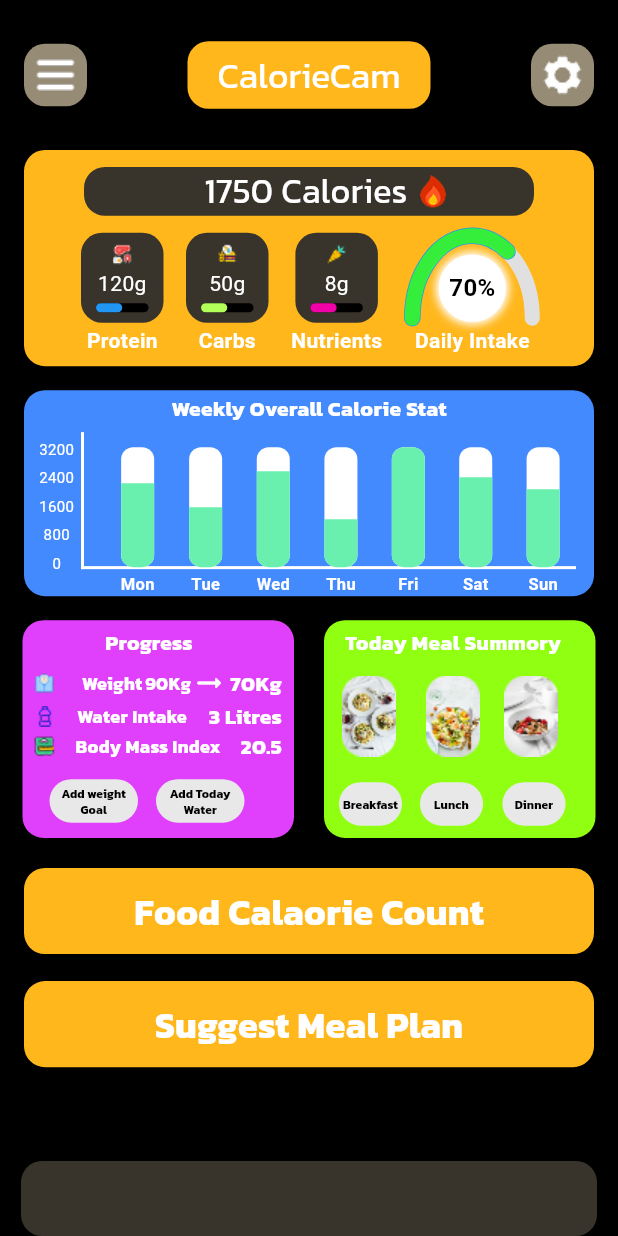
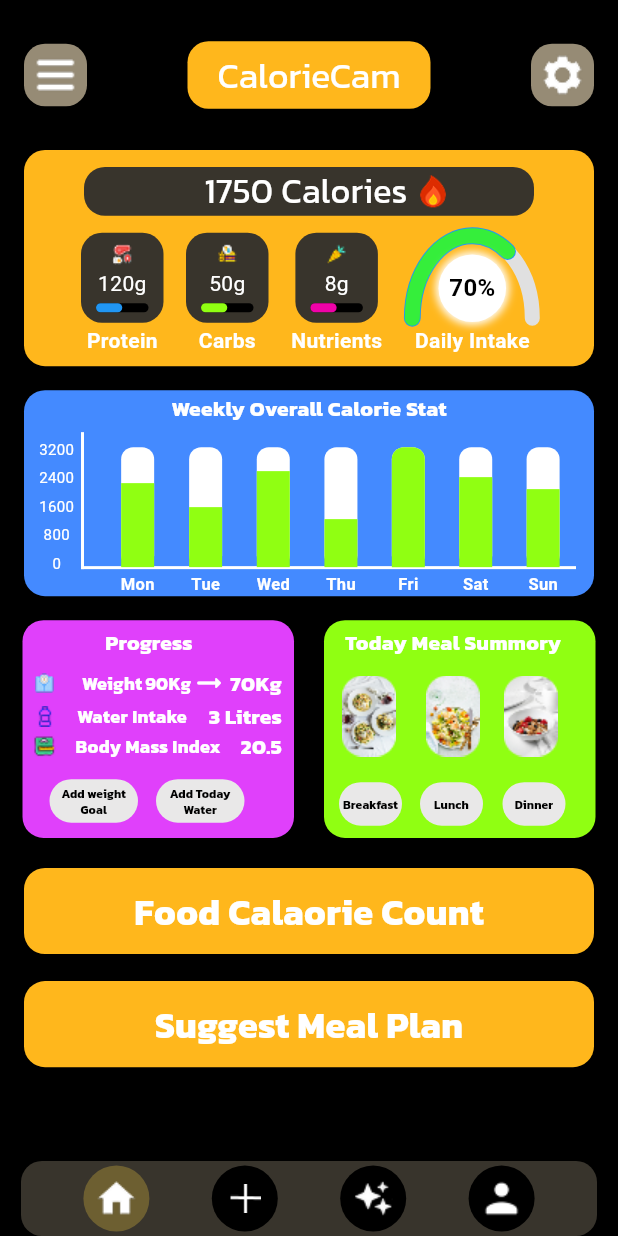
Before and after one commit to Thilan7777/Meal-App, a Flutter app: the screen it shows after launch, on a phone screen of 412 x 824 dp. Run offline on Flutter 3.47's test engine with Material 3 defaults, Android fonts, the phone set to English and light mode, and no system bars; drawn by our look-alikes of percent_indicator; our stand-ins replace flutter_screenutil.

Commit message:
Bottom NavBar UI and routing

```diff
--- a/lib/custom_widgets/bar_column.dart
+++ b/lib/custom_widgets/bar_column.dart
@@ -21,9 +21,9 @@ Widget barColumn({required String day, required double fill}) {
             width: 22,
             height: 80 * fill,
             decoration: BoxDecoration(
-              color: Colors.greenAccent,
+              color: const Color.fromARGB(255, 144, 255, 18),
               borderRadius: BorderRadius.vertical(
-                bottom: Radius.circular(8),
+                bottom: Radius.zero,
                 top: Radius.circular(fill == 1.0 ? 8 : 0),
               ),
             ),
--- /dev/null
+++ b/lib/custom_widgets/bottom_navbar.dart
@@ -0,0 +1,136 @@
+import 'package:flutter/material.dart';
+
+class BottomNavBar extends StatelessWidget {
+  final int selectedIndex;
+  final Function(int) onTap;
+
+  const BottomNavBar({
+    super.key,
+    required this.selectedIndex,
+    required this.onTap,
+  });
+
+  @override
+  Widget build(BuildContext context) {
+    return Padding(
+      padding: const EdgeInsets.symmetric(horizontal: 14),
+      child: Container(
+        height: 50,
+        decoration: BoxDecoration(
+          color: Color(0xFF38342C),
+          borderRadius: BorderRadius.circular(14),
+        ),
+        child: Row(
+          mainAxisAlignment: MainAxisAlignment.spaceEvenly,
+          children: [
+            _NavBarItem(
+              isActive: selectedIndex == 0,
+              splashColor: Colors.amberAccent,
+              activeColor: const Color.fromARGB(68, 255, 214, 64),
+              onTap: () => onTap(0),
+              icon: Image.asset("assets/Home.png"),
+            ),
+            _NavBarItem(
+              isActive: selectedIndex == 1,
+              splashColor: Colors.amberAccent,
+              activeColor: const Color.fromARGB(68, 255, 214, 64),
+              onTap: () => onTap(1),
+              icon: Image.asset("assets/Group 6.png"),
+            ),
+            _NavBarItem(
+              isActive: selectedIndex == 2,
+              splashColor: Colors.amberAccent,
+              activeColor: const Color.fromARGB(68, 255, 214, 64),
+              onTap: () => onTap(2),
+              icon: Image.asset("assets/Sparkling.png"),
+            ),
+            _NavBarItem(
+              isActive: selectedIndex == 3,
+              splashColor: Colors.amberAccent,
+              activeColor: const Color.fromARGB(68, 255, 214, 64),
+              onTap: () => onTap(3),
+              icon: Image.asset("assets/User.png"),
+            ),
+          ],
+        ),
+      ),
+    );
+  }
+}
+
+class _NavBarItem extends StatelessWidget {
+  final bool isActive;
+  final Color splashColor;
+  final Color activeColor;
+  final VoidCallback onTap;
+  final Widget icon;
+
+  const _NavBarItem({
+    super.key,
+    required this.isActive,
+    required this.splashColor,
+    required this.activeColor,
+    required this.onTap,
+    required this.icon,
+  });
+
+  @override
+  Widget build(BuildContext context) {
+    return Material(
+      color: Colors.transparent,
+      shape: const CircleBorder(),
+      child: InkWell(
+        splashColor: splashColor,
+        borderRadius: BorderRadius.circular(22),
+        onTap: onTap,
+        child: Container(
+          width: 44,
+          height: 44,
+          decoration: BoxDecoration(
+            color: isActive ? activeColor : Colors.black,
+            shape: BoxShape.circle,
+          ),
+          child: Center(child: icon),
+        ),
+      ),
+    );
+  }
+}
+
+class HomeScreen extends StatefulWidget {
+  const HomeScreen({super.key});
+
+  @override
+  State<HomeScreen> createState() => _HomeScreenState();
+}
+
+class _HomeScreenState extends State<HomeScreen> {
+  int _selectedIndex = 0;
+
+  final List<Widget> _pages = [
+    HomeScreen(),
+    //AddMealPlanPage(),
+    //SparklePage(),
+    //UserProfilePage(),
+  ];
+
+  void onNavTap(int index) {
+    setState(() {
+      _selectedIndex = index;
+    });
+  }
+
+  @override
+  Widget build(BuildContext context) {
+    return Scaffold(
+        backgroundColor: Colors.black,
+        body: IndexedStack(
+          index: _selectedIndex,
+          children: _pages,
+        ),
+        bottomNavigationBar: BottomNavBar(
+          selectedIndex: _selectedIndex,
+          onTap: onNavTap,
+        ));
+  }
+}
--- a/lib/custom_widgets/custom_widgets.dart
+++ b/lib/custom_widgets/custom_widgets.dart
@@ -180,12 +180,13 @@ class HalfArcPainter extends CustomPainter {
 
     final Paint blueOutlineArc = Paint()
       ..color = Colors.blue
-      ..strokeWidth = 11 // slightly larger than progress arc
+      ..strokeWidth = 11.2 // slightly larger than progress arc
       ..style = PaintingStyle.stroke
       ..strokeCap = StrokeCap.round;
 
     final Paint progressArc = Paint()
       ..color = const Color.fromARGB(255, 53, 238, 59)
+      //const Color.fromARGB(255, 144, 255, 18),
       ..strokeWidth = 10
       ..style = PaintingStyle.stroke
       ..strokeCap = StrokeCap.round;
--- a/lib/screens/home_screen.dart
+++ b/lib/screens/home_screen.dart
@@ -1,6 +1,7 @@
 import 'package:flutter/material.dart';
 import 'package:flutter_screenutil/flutter_screenutil.dart';
 import 'package:meal_app/custom_widgets/bar_column.dart';
+import 'package:meal_app/custom_widgets/bottom_navbar.dart';
 import 'package:meal_app/custom_widgets/custom_widgets.dart';
 
 class HomeScreen extends StatefulWidget {
@@ -11,6 +12,8 @@ class HomeScreen extends StatefulWidget {
 }
 
 class _HomeScreenState extends State<HomeScreen> {
+  int _selectedIndex = 0;
+
   @override
   Widget build(BuildContext context) {
     return Scaffold(
@@ -157,7 +160,8 @@ class _HomeScreenState extends State<HomeScreen> {
                                   height: 60,
                                   alignment: Alignment(0, -0.6),
                                   containerColor: Color(0xFF38342C),
-                                  progressColor: Colors.lightGreenAccent,
+                                  progressColor:
+                                      const Color.fromARGB(255, 144, 255, 18),
                                   boxShape: BoxShape.rectangle),
                               SizedBox(
                                 height: 2,
@@ -680,14 +684,13 @@ class _HomeScreenState extends State<HomeScreen> {
             ),
           ],
         ),
-        bottomNavigationBar: Padding(
-          padding: const EdgeInsets.symmetric(horizontal: 14),
-          child: Container(
-            height: 50,
-            decoration: BoxDecoration(
-                color: Color(0xFF38342C),
-                borderRadius: BorderRadius.circular(14)),
-          ),
+        bottomNavigationBar: BottomNavBar(
+          selectedIndex: _selectedIndex,
+          onTap: (index) {
+            setState(() {
+              _selectedIndex = index;
+            });
+          },
         ));
   }
 }
```
